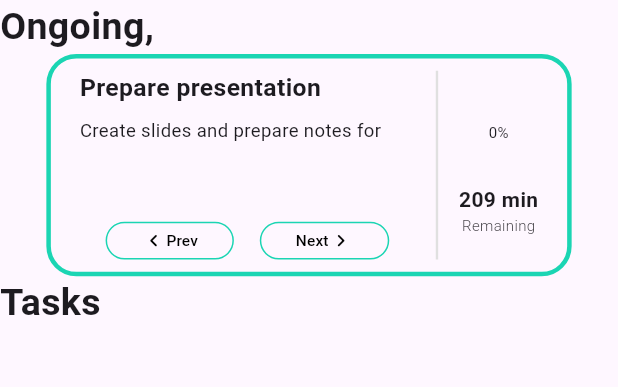
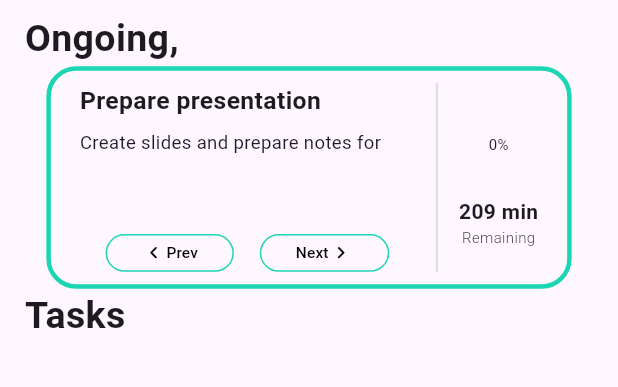
Before and after one commit to bhawesh2002/redo, a Flutter app: the screen it shows after launch, on a phone screen of 412 x 824 dp, the part 99-486 px from its top. Run offline on Flutter 3.47's test engine with Material 3 defaults, Android fonts, the phone set to English and light mode, and no system bars; our stand-ins replace firebase_core, flutter_svg; accounts and stored records are empty.

Commit message:
add padding to the body

```diff
--- a/lib/test_page.dart
+++ b/lib/test_page.dart
@@ -42,7 +42,12 @@ class _TestPageState extends State<TestPage> {
               )
             ],
           ),
-          body: LayoutBuilder(builder: (context, BoxConstraints constraints) {
+          body: Padding(
+            padding: EdgeInsets.symmetric(
+                vertical: MediaQuery.of(context).size.height * 0.01,
+                horizontal: MediaQuery.of(context).size.width * 0.04),
+            child:
+                LayoutBuilder(builder: (context, BoxConstraints constraints) {
               return const Column(
                 children: [
                   Align(
@@ -70,7 +75,8 @@ class _TestPageState extends State<TestPage> {
                   ),
                 ],
               );
-          })),
+            }),
+          )),
     );
   }
 }
```
Lines whose indentation alone changed are shown as unchanged.
